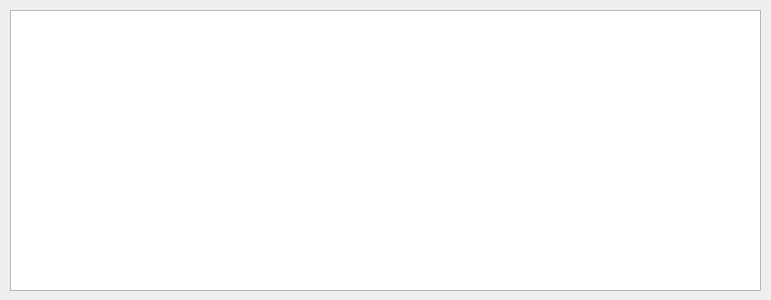
TemplateName56/Blockchain_Wallet, file client/gui/about_of_authors.ui: the form before one commit.
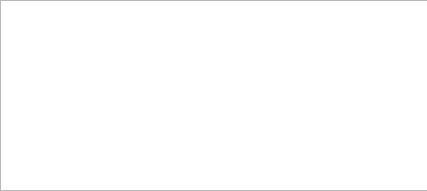
The form after the commit.

The edit to the form file:
```diff
--- a/client/gui/about_of_authors.ui
+++ b/client/gui/about_of_authors.ui
@@ -6,8 +6,8 @@
    <rect>
     <x>0</x>
     <y>0</y>
-    <width>771</width>
-    <height>300</height>
+    <width>427</width>
+    <height>191</height>
    </rect>
   </property>
   <property name="windowTitle">
@@ -16,10 +16,10 @@
   <widget class="QTextEdit" name="textEdit_about_of_authors">
    <property name="geometry">
     <rect>
-     <x>10</x>
-     <y>10</y>
-     <width>751</width>
-     <height>281</height>
+     <x>0</x>
+     <y>0</y>
+     <width>431</width>
+     <height>191</height>
     </rect>
    </property>
    <property name="frameShape">
```
